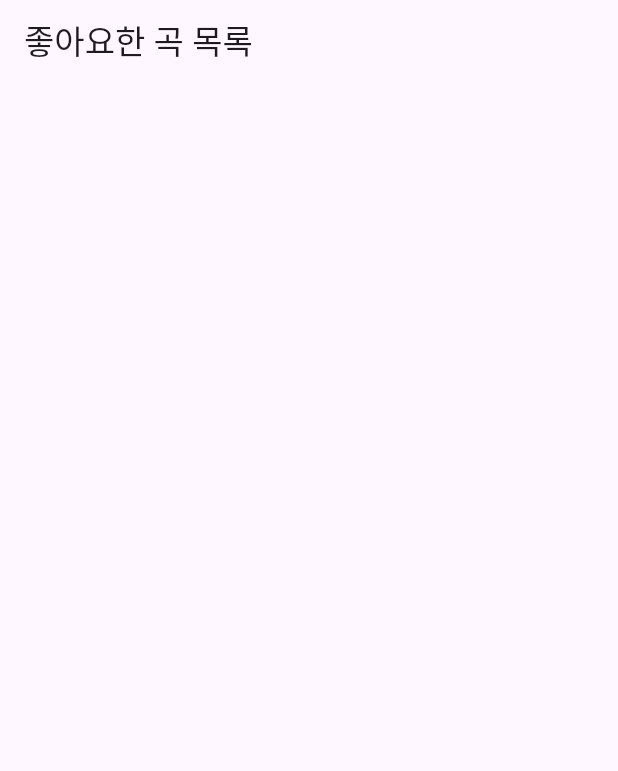
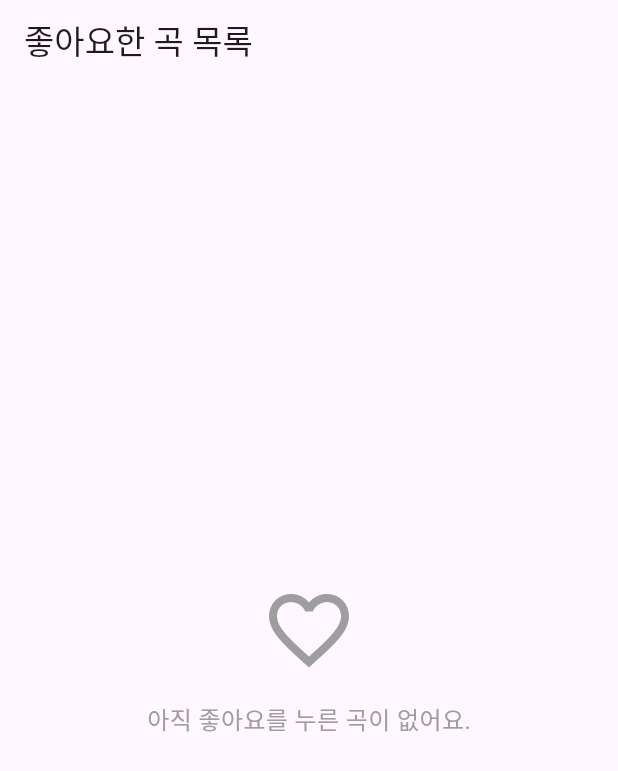
Before and after one commit to seungjae708/Flutter_Study, a Flutter app: the FavoriteListPage screen opened by its route, on a phone screen of 412 x 824 dp. Shown: the top 771 px of the screen. Run offline on Flutter 3.47's test engine with Material 3 defaults, Android fonts, the phone set to English and light mode, and no system bars; our stand-ins replace flutter_riverpod, go_router; network calls fail.

Commit message:
feat: 좋아요한 곡이 없을 때 엠티뷰 추가

```diff
--- a/lib/pages/favorite_list_page.dart
+++ b/lib/pages/favorite_list_page.dart
@@ -17,7 +17,22 @@ class FavoriteListPage extends ConsumerWidget {
     return Scaffold(
       appBar: AppBar(title: const Text('좋아요한 곡 목록')),
       body: SafeArea(
-        child: ListView.builder(
+        child: favoriteSongs.isEmpty
+            ? const Center(
+                child: Column(
+                  mainAxisAlignment: MainAxisAlignment.center,
+                  children: [
+                    Icon(Icons.favorite_border, size: 64, color: Colors.grey),
+                    SizedBox(height: 16),
+                    Text(
+                      '아직 좋아요를 누른 곡이 없어요.',
+                      style: TextStyle(fontSize: 16, color: Colors.grey),
+                    ),
+                  ],
+                ),
+              )
+            // 데이터가 있으면 기존 ListView 렌더링
+            : ListView.builder(
                 itemCount: favoriteSongs.length,
                 itemBuilder: (context, index) {
                   final song = favoriteSongs[index];
```
Lines whose indentation alone changed are shown as unchanged.
